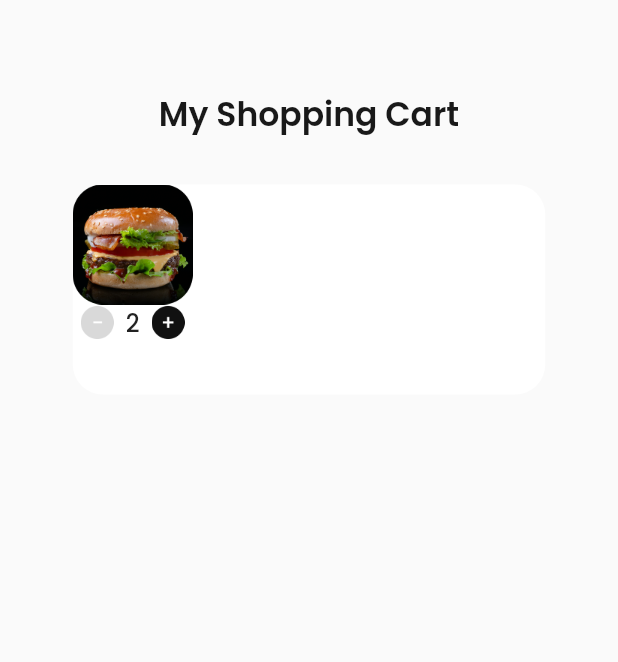
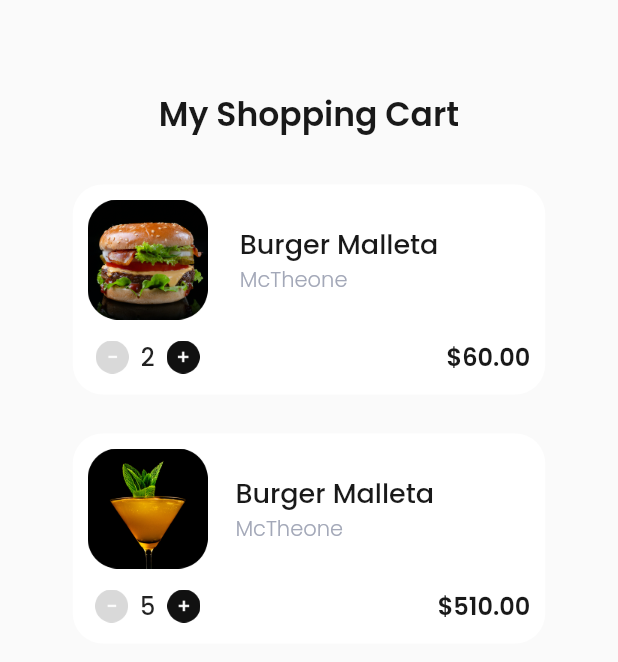
Before and after one commit to Icankkkk/flutter_sevendays, a Flutter app: the screen it shows after launch, on a phone screen of 412 x 824 dp. Shown: the top 662 px of the screen. Run offline on Flutter 3.47's test engine with Material 2 defaults, Android fonts, the light colour scheme and no system bars; our stand-ins replace google_fonts.

Commit message:
Moving Container to cart_list

```diff
--- a/lib/pages/first_random.dart
+++ b/lib/pages/first_random.dart
@@ -1,5 +1,6 @@
 import 'package:flutter/material.dart';
 import 'package:google_fonts/google_fonts.dart';
+import 'package:sevendays/widgets/cart_list.dart';
 
 class FirstRandom extends StatelessWidget {
   const FirstRandom({Key? key}) : super(key: key);
@@ -22,46 +23,24 @@ class FirstRandom extends StatelessWidget {
               ),
             ),
             const SizedBox(height: 30),
-            Container(
-              width: 315,
-              height: 140,
-              decoration: BoxDecoration(
-                color: const Color(0xffFFFFFF),
-                borderRadius: BorderRadius.circular(20),
-              ),
-              child: Row(
-                children: [
-                  Column(
-                    children: [
-                      Image.asset(
-                        'assets/burger_icon.png',
-                        width: 80,
-                      ),
-                      Row(
-                        children: [
-                          Image.asset(
-                            'assets/mines_icon.png',
-                            width: 22,
-                          ),
-                          const SizedBox(width: 8),
-                          Text(
-                            '2',
-                            style: GoogleFonts.poppins(
-                              fontSize: 16,
-                              fontWeight: FontWeight.w500,
-                            ),
-                          ),
-                          const SizedBox(width: 8),
-                          Image.asset(
-                            'assets/plus_icon.png',
-                            width: 22,
-                          ),
-                        ],
-                      ),
-                    ],
-                  ),
-                ],
-              ),
+            CartList(
+              imageUrl: 'assets/burger_icon.png',
+              iconOne: 'assets/mines_icon.png',
+              amount: '2',
+              iconTwo: 'assets/plus_icon.png',
+              pricing: "\$60.00",
+              foodName: "Burger Malleta",
+              place: "McTheone",
+            ),
+            const SizedBox(height: 26),
+            CartList(
+              imageUrl: 'assets/mojito_icon.png',
+              iconOne: 'assets/mines_icon.png',
+              amount: '5',
+              iconTwo: 'assets/plus_icon.png',
+              pricing: "\$510.00",
+              foodName: "Burger Malleta",
+              place: "McTheone",
             ),
           ],
         ),
--- /dev/null
+++ b/lib/widgets/cart_list.dart
@@ -0,0 +1,110 @@
+import 'package:flutter/material.dart';
+import 'package:google_fonts/google_fonts.dart';
+
+// ignore: must_be_immutable
+class CartList extends StatelessWidget {
+  // Atributs
+  String imageUrl;
+  String iconOne;
+  String amount;
+  String iconTwo;
+  String foodName;
+  String place;
+  String pricing;
+
+  // Constructor
+  CartList({
+    Key? key,
+    required this.imageUrl,
+    required this.iconOne,
+    required this.amount,
+    required this.iconTwo,
+    required this.pricing,
+    required this.foodName,
+    required this.place,
+  }) : super(key: key);
+
+  @override
+  Widget build(BuildContext context) {
+    return Container(
+      width: 315,
+      height: 140,
+      decoration: BoxDecoration(
+        color: const Color(0xffFFFFFF),
+        borderRadius: BorderRadius.circular(20),
+      ),
+      child: Padding(
+        padding: const EdgeInsets.only(top: 10.0, left: 10.0),
+        child: Row(
+          mainAxisAlignment: MainAxisAlignment.spaceBetween,
+          children: [
+            Column(
+              children: [
+                Image.asset(
+                  imageUrl,
+                  width: 80,
+                ),
+                const SizedBox(height: 13),
+                Row(
+                  children: [
+                    Image.asset(
+                      iconOne,
+                      width: 22,
+                    ),
+                    const SizedBox(width: 8),
+                    Text(
+                      amount,
+                      style: GoogleFonts.poppins(
+                        fontSize: 16,
+                        fontWeight: FontWeight.w500,
+                      ),
+                    ),
+                    const SizedBox(width: 8),
+                    Image.asset(
+                      iconTwo,
+                      width: 22,
+                    ),
+                  ],
+                ),
+              ],
+            ),
+            Padding(
+              padding: const EdgeInsets.only(top: 16.0, left: 16),
+              child: Column(
+                crossAxisAlignment: CrossAxisAlignment.start,
+                children: [
+                  Text(
+                    foodName,
+                    style: GoogleFonts.poppins(
+                      color: const Color(0xff191919),
+                      fontSize: 18,
+                      fontWeight: FontWeight.w500,
+                    ),
+                  ),
+                  Text(
+                    place,
+                    style: GoogleFonts.poppins(
+                      color: const Color(0xffA3A8B8),
+                      fontWeight: FontWeight.w300,
+                    ),
+                  ),
+                ],
+              ),
+            ),
+            Padding(
+              padding: const EdgeInsets.only(top: 80, right: 10),
+              child: Text(
+                pricing,
+                style: GoogleFonts.poppins(
+                  color: const Color(0xff191919),
+                  fontSize: 16,
+                  fontWeight: FontWeight.w600,
+                ),
+              ),
+            ),
+          ],
+        ),
+      ),
+    );
+  }
+}
```
